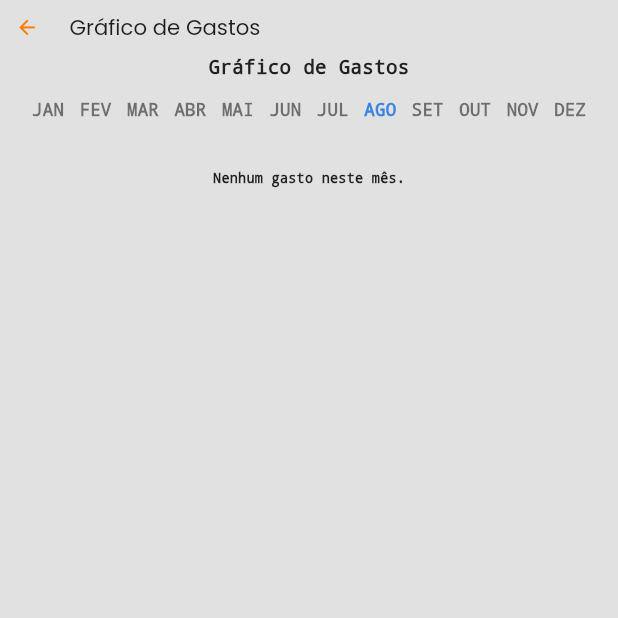
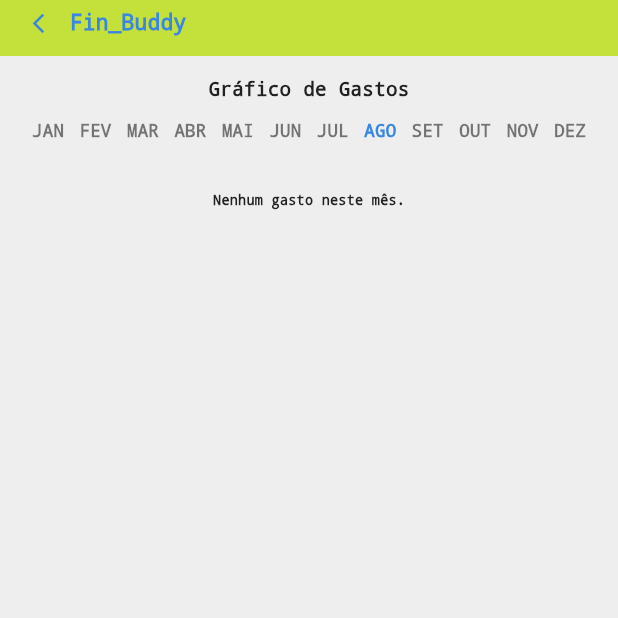
Before and after one commit to Dev-Sphere-Enterprise/GerenciadorFinanceiro_Mobile_2025_1, a Flutter app: the GraficoDeGastosScreen screen opened directly, on a phone screen of 412 x 824 dp, the top half of it. Run offline on Flutter 3.47's test engine with Material 3 defaults, Android fonts, the phone set to English and light mode, and no system bars; our stand-ins replace bot_toast, cloud_firestore, device_preview, firebase_auth, firebase_core, fl_chart and 9 more; missing offline and left inert: rate_my_app; accounts and stored records are empty.

Commit message:
corrigido css da tela de graficos

```diff
--- a/finbuddy/lib/screens/GraficoDeGastos/grafico_de_gastos_screen.dart
+++ b/finbuddy/lib/screens/GraficoDeGastos/grafico_de_gastos_screen.dart
@@ -1,5 +1,15 @@
 import 'package:flutter/material.dart';
 import 'widgets/grafico_de_gastos_widget.dart';
+import 'package:intl/intl.dart';
+
+// Definindo as cores e estilos de fonte fora da classe para reutilização
+const Color finBuddyBlue = Color(0xFF3A86E0);
+const Color finBuddyLime = Color(0xFFC4E03B); // Assumindo uma cor para o cabeçalho
+const TextStyle estiloFonteMonospace = TextStyle(
+  fontFamily: 'monospace',
+  fontWeight: FontWeight.bold,
+  color: finBuddyBlue,
+);
 
 class GraficoDeGastosScreen extends StatelessWidget {
   const GraficoDeGastosScreen({super.key});
@@ -7,15 +17,49 @@ class GraficoDeGastosScreen extends StatelessWidget {
   @override
   Widget build(BuildContext context) {
     return Scaffold(
-      appBar: AppBar(
-        title: const Text('Gráfico de Gastos'),
-        leading: IconButton(
-          icon: const Icon(Icons.arrow_back),
-          onPressed: () => Navigator.pop(context),
-        ),
+      backgroundColor: Colors.grey[200],
+      appBar: null, // Remova o AppBar
+      body: Column( // Use um Column para empilhar o header e o conteúdo
+        children: [
+          // Adicione o widget de cabeçalho no topo
+          _buildHeader(context),
+          Expanded( // Use Expanded para o SingleChildScrollView ocupar o resto do espaço
+            child: SingleChildScrollView(
+              child: Padding(
+                padding: const EdgeInsets.all(20.0),
+                child: GraficoDeGastosWidget(),
+              ),
+            ),
+          ),
+        ],
       ),
-      body: const SingleChildScrollView(
-        child: GraficoDeGastosWidget(),
+    );
+  }
+
+  // Adicione a implementação do seu widget de cabeçalho
+  Widget _buildHeader(BuildContext context) {
+    return Container(
+      color: finBuddyLime,
+      padding: EdgeInsets.only(top: MediaQuery.of(context).padding.top, bottom: 10, left: 16, right: 16),
+      child: Row(
+        mainAxisAlignment: MainAxisAlignment.spaceBetween,
+        children: [
+          // Agrupa o botão de voltar e o título em um Row
+          Row(
+            children: [
+              IconButton(
+                icon: const Icon(Icons.arrow_back_ios_new, color: finBuddyBlue),
+                onPressed: () => Navigator.pop(context),
+              ),
+              const SizedBox(width: 8), // Adiciona um pequeno espaço
+              Text(
+                'Fin_Buddy',
+                style: estiloFonteMonospace.copyWith(color: finBuddyBlue, fontSize: 22),
+              ),
+            ],
+          ),
+
+        ],
       ),
     );
   }
--- a/finbuddy/lib/screens/Home/home_screen.dart
+++ b/finbuddy/lib/screens/Home/home_screen.dart
@@ -13,7 +13,7 @@ const Color finBuddyLime = Color(0xFFC4E03B);
 const Color finBuddyBlue = Color(0xFF3A86E0);
 const Color finBuddyDark = Color(0xFF212121);
 const Color corFundoScaffold = Color(0xFFF0F4F8);
-const Color corCardPrincipal = Color(0xFFFAF3DD);
+const Color corCardPrincipal = Color(0x8BFAF3DD);
 const Color corCardSaldo = Color(0x89B9CD67);
 
 const TextStyle estiloFonteMonospace = TextStyle(
```
